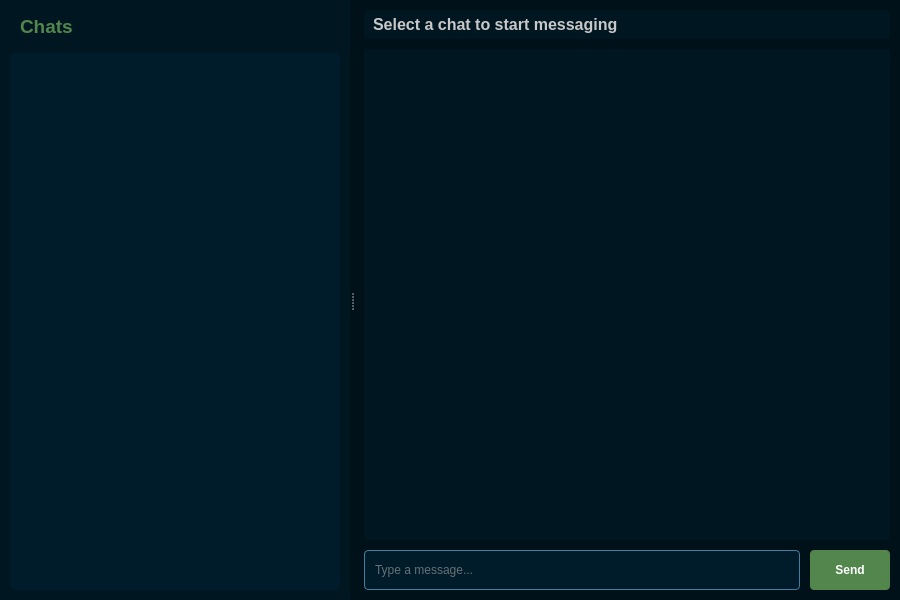
Above: client/Forms/mainwindow.ui from AdelinePat/wizzMania before the change. Below: the same form after it.
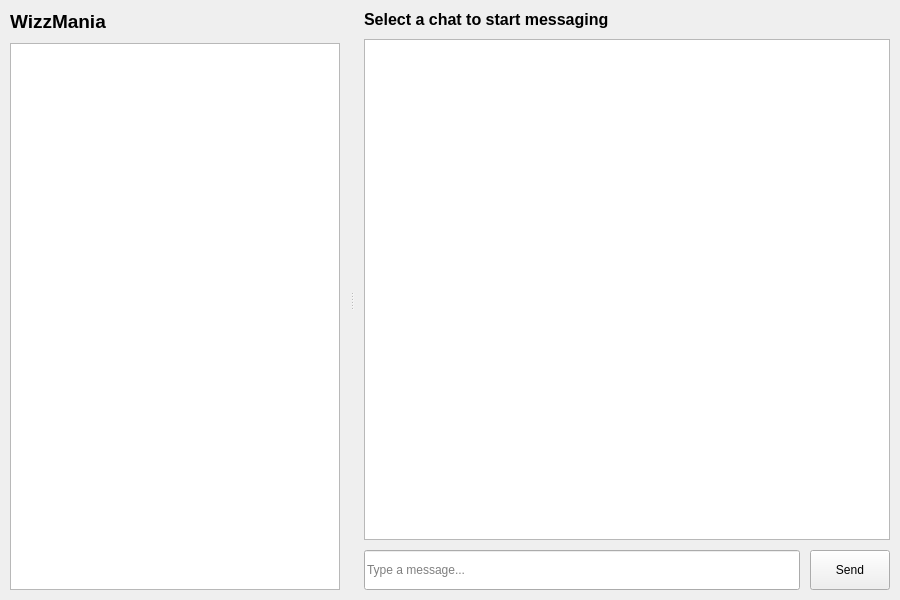
That is the form after the change. The open tabs and pages were chosen to show the change.

Patch:
```diff
--- a/client/Forms/mainwindow.ui
+++ b/client/Forms/mainwindow.ui
@@ -19,9 +19,7 @@
   <property name="windowTitle">
    <string>WizzMania</string>
   </property>
-  <property name="styleSheet">
-   <string notr="true">background-color: rgb(0, 17, 26);</string>
-  </property>
+  
   <widget class="QWidget" name="centralwidget">
    <layout class="QVBoxLayout" name="mainLayout">
     <property name="spacing">
@@ -80,9 +78,7 @@
              <height>16777215</height>
             </size>
            </property>
-           <property name="styleSheet">
-            <string notr="true">background-color: rgb(0, 22, 33);</string>
-           </property>
+           
            <layout class="QVBoxLayout" name="leftPanelLayout">
             <property name="spacing">
              <number>10</number>
@@ -107,42 +103,21 @@
                 <bold>true</bold>
                </font>
               </property>
-              <property name="styleSheet">
-               <string notr="true">color: rgb(82, 134, 77); padding: 5px;</string>
-              </property>
+              
               <property name="text">
-               <string>Chats</string>
+               <string>WizzMania</string>
               </property>
              </widget>
             </item>
             <item>
              <widget class="QListWidget" name="chatGroupsList">
-              <property name="styleSheet">
-               <string notr="true">QListWidget {
-                    background-color: rgb(0, 27, 41);
-                    color: rgb(200, 200, 200);
-                    border: none;
-                    border-radius: 4px;
-                }
-                QListWidget::item {
-                    padding: 12px;
-                    border-bottom: 1px solid rgb(0, 35, 50);
-                }
-                QListWidget::item:selected {
-                    background-color: rgb(82, 134, 77);
-                }
-                QListWidget::item:hover {
-                    background-color: rgb(0, 35, 50);
-                }</string>
-              </property>
+              
              </widget>
             </item>
            </layout>
           </widget>
           <widget class="QWidget" name="rightPanel">
-           <property name="styleSheet">
-            <string notr="true">background-color: rgb(0, 17, 26);</string>
-           </property>
+           
            <layout class="QVBoxLayout" name="rightPanelLayout">
             <property name="spacing">
              <number>10</number>
@@ -167,9 +142,7 @@
                 <bold>true</bold>
                </font>
               </property>
-              <property name="styleSheet">
-               <string notr="true">color: rgb(200, 200, 200); padding: 5px; background-color: rgb(0, 22, 33); border-radius: 4px;</string>
-              </property>
+              
               <property name="text">
                <string>Select a chat to start messaging</string>
               </property>
@@ -177,14 +150,7 @@
             </item>
             <item>
              <widget class="QListWidget" name="messagesList">
-              <property name="styleSheet">
-               <string notr="true">QListWidget {
-                    background-color: rgb(0, 22, 33);
-                    color: rgb(200, 200, 200);
-                    border: none;
-                    border-radius: 4px;
-                }</string>
-              </property>
+              
              </widget>
             </item>
             <item>
@@ -197,15 +163,7 @@
                   <height>40</height>
                  </size>
                 </property>
-                <property name="styleSheet">
-                 <string notr="true">QLineEdit {
-                    background-color: rgb(0, 27, 41);
-                    color: rgb(200, 200, 200);
-                    border: 1px solid rgb(66, 126, 157);
-                    border-radius: 4px;
-                    padding: 8px;
-                }</string>
-                </property>
+                
                 <property name="placeholderText">
                  <string>Type a message...</string>
                 </property>
@@ -219,21 +177,7 @@
                   <height>40</height>
                  </size>
                 </property>
-                <property name="styleSheet">
-                 <string notr="true">QPushButton {
-                    background-color: rgb(82, 134, 77);
-                    color: white;
-                    border: none;
-                    border-radius: 4px;
-                    font-weight: bold;
-                }
-                QPushButton:hover {
-                    background-color: rgb(92, 144, 87);
-                }
-                QPushButton:pressed {
-                    background-color: rgb(72, 124, 67);
-                }</string>
-                </property>
+                
                 <property name="text">
                  <string>Send</string>
                 </property>
```
Left out of the diff: 2 changed lines with no effect on the pictures.
